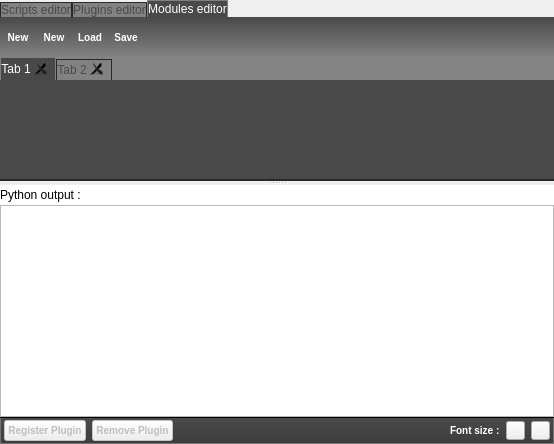
Qt form library/tulip-python/designer/PythonIDE.ui (Tulip-Dev/tulip) before a commit.
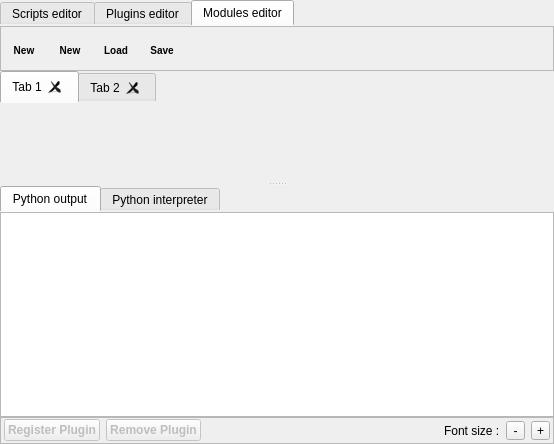
The same form after that commit. The open tabs and pages were chosen to show the change. Icons and pictures are not drawn. Custom widgets are drawn as their Qt base class.

Commit message: Python IDE relooking + move "Python REPL" button from the bottom of the "Workspace" widget as a tab button "Python Interpreter" in the Python IDE + cleanup

What changed in the file:
```diff
--- a/library/tulip-python/designer/PythonIDE.ui
+++ b/library/tulip-python/designer/PythonIDE.ui
@@ -25,56 +25,6 @@
   <property name="autoFillBackground">
    <bool>false</bool>
   </property>
-  <property name="styleSheet">
-   <string notr="true">
-QTabWidget {
-  background-color: #494949;
-}
-
-QTabWidget::pane {
-  background-color: #494949;
-  border: 1px solid #262829;
-  border-left: 0px;
-  border-right: 0px;
-}
-
-QTabBar::tab {
-  border-image:none;
-  border-bottom: 0px;
-  border-top-left-radius: 4px;
-  border-top-right-radius: 4px;
-  min-width: 15ex;
-  padding-bottom: 3px;
-  margin-top: 1px;
-  margin-left: 2px;
-  font: bold;
-  color: black;
-  background: qradialgradient(cx: 0.3, cy: -0.4, fx: 0.3, fy: -0.4, radius: 1.35, stop: 0 #fff, stop: 1 #888);
-  min-width:120px;
-}
-
-QTabBar::tab:!selected {
-  margin-top: 2px;
-  border: 1px solid #262829;
-  border-bottom: 0px;
-  background-color: rgba(130, 130, 130, 255);
-  color: #494949;
-}
-
-QTabBar::tab:hover {
-    background: qradialgradient(cx: 0.3, cy: -0.4, fx: 0.3, fy: -0.4, radius: 1.35, stop: 0 #fff, stop: 1 #bbb);
-}
-
-QTabBar::tab:selected {
-    background-color: #494949;
-    color: white;
-    border: 1px solid gray;
-    border-bottom: 0px;
-}
-
-
-</string>
-  </property>
   <layout class="QVBoxLayout" name="verticalLayout_5">
    <property name="spacing">
     <number>0</number>
@@ -737,13 +687,26 @@
       </widget>
       <widget class="QWidget" name="tab_2">
        <property name="styleSheet">
-        <string notr="true">#tab_2 {
-background-color:#838383;
+        <string notr="true">QTabWidget::pane { /* The tab widget frame */
+    border-top: none;
+    }
+	QToolButton {
+	border-image:none;
+	border-top: 1px;
+	border-bottom: 1px;
+	border-left: 0px;
+	border-right: 0px;
+	font: bold 10px;
+	}
+QToolButton:hover {
+border-width: 1px;
+    border-style: solid;
+    border-color: #A0A0A0;
 }
 
-QTabWidget::pane { /* The tab widget frame */
-    border-top: none;
- }</string>
+QToolButton:pressed {
+background-color: #A0A0A0;
+}</string>
        </property>
        <attribute name="title">
         <string>Modules editor</string>
@@ -769,119 +732,15 @@
           <property name="minimumSize">
            <size>
             <width>0</width>
-            <height>40</height>
+            <height>45</height>
            </size>
           </property>
           <property name="maximumSize">
            <size>
             <width>16777215</width>
-            <height>40</height>
+            <height>45</height>
            </size>
           </property>
-          <property name="styleSheet">
-           <string notr="true">#modulesToolBarWidget {
-	border-top: black;
-	border-bottom: black;
-	border-right: black;
-	border-left: black;
-	background-color: qlineargradient(spread:pad, x1:0, y1:0, x2:0, y2:1, stop:0 rgba(73, 73, 73, 255), stop:1 rgba(130, 130, 130, 255));
-}
-
-QToolButton {
-	border-image:none;
-	border-top: 1px solid rgba(0,0,0,0);
-	border-bottom: 1px solid rgba(0,0,0,0);
-	border-left: 0px solid rgba(0,0,0,0);
-	border-right: 0px solid rgba(0,0,0,0);
-	color: white;
-	font: bold 10px;
-	height:20px;
-    background-color: rgba(0,0,0,0);
-}
-
-QToolButton:hover {
-	border-image:none;
-	background-color: qlineargradient(spread:pad, x1:0, y1:0, x2:1, y2:0, 
-    stop:0 rgba(93, 93, 93, 255), 
-    stop:1 rgba(150, 150, 150, 255));
-	border-top: 1px solid qlineargradient(x1: 0, y1: 0, x2: 1, y2: 0,
-	stop: 0.0 rgba(0,0,0,0),
-	stop: 0.4 rgba(170,170,170,255),
-	stop: 0.5 rgba(170,170,170,255),
-	stop: 1.0 rgba(0,0,0,0));
-	border-bottom: 1px solid qlineargradient(x1: 0, y1: 0, x2: 1, y2: 0,
-	stop: 0.0 rgba(0,0,0,0),
-	stop: 0.4 rgba(170,170,170,255),
-	stop: 0.5 rgba(170,170,170,255),
-	stop: 1.0 rgba(0,0,0,0));
-}
-
-QToolButton:checked, QToolButton:checked:pressed, QToolButton:pressed {
-	border-image:none;
-	color: black;
-    background-color: qlineargradient(spread:pad, x1:0, y1:0, x2:1, y2:0, 
-    stop:0 rgba(198, 198, 198, 255), 
-    stop:1 rgba(255, 255, 255, 255));
-	border-top: 1px solid rgba(70,70,70,255);
-	border-bottom: 1px solid rgba(70,70,70,255);
-}
-
-QPushButton::pressed {
-	border-image:none;
-	background-color: qlineargradient(spread:pad, x1:0, y1:0, x2:1, y2:0, stop:0 rgba(53, 53, 53, 255), stop:1 rgba(120, 120, 120, 255));
-	border-top: 1px solid rgba(70,70,70,255);
-	border-bottom: 1px solid rgba(70,70,70,255);
-}
-
-QToolButton:pressed {
-	border-image:none;
-}
-
-QToolButton {
-	border-image:none;
-	border-top: 1px solid rgba(0,0,0,0);
-	border-bottom: 1px solid rgba(0,0,0,0);
-	border-left: 0px solid rgba(0,0,0,0);
-	border-right: 0px solid rgba(0,0,0,0);
-	color: white;
-	font: bold 10px;
-	height:20px;
-    background-color: rgba(0,0,0,0);
-}
-
-QToolButton:hover {
-	border-image:none;
-	background-color: #595B5D;
-	border-left: 1px solid qlineargradient(x1: 0, y1: 0, x2: 0, y2: 1,
-	stop: 0.0 rgba(0,0,0,0),
-	stop: 0.4 rgba(170,170,170,255),
-	stop: 0.5 rgba(170,170,170,255),
-	stop: 1.0 rgba(0,0,0,0));
-	border-right: 1px solid qlineargradient(x1: 0, y1: 0, x2: 0, y2: 1,
-	stop: 0.0 rgba(0,0,0,0),
-	stop: 0.4 rgba(170,170,170,255),
-	stop: 0.5 rgba(170,170,170,255),
-	stop: 1.0 rgba(0,0,0,0));
-}
-
-QToolButton:checked, QToolButton:checked:pressed, QToolButton:pressed {
-	border-image:none;
-    background-color: #262829;
-	border-left: 1px solid rgba(70,70,70,255);
-	border-right: 1px solid rgba(70,70,70,255);
-}
-
-QPushButton::pressed {
-	border-image:none;
-	background-color: qlineargradient(spread:pad, x1:0, y1:0, x2:1, y2:0, stop:0 rgba(53, 53, 53, 255), stop:1 rgba(120, 120, 120, 255));
-	border-top: 1px solid rgba(70,70,70,255);
-	border-bottom: 1px solid rgba(70,70,70,255);
-}
-
-QToolButton:pressed {
-	border-image:none;
-}</string>
-          </property>
           <property name="frameShape">
            <enum>QFrame::StyledPanel</enum>
           </property>
@@ -908,14 +767,14 @@
             <widget class="QToolButton" name="newStringModuleButton">
              <property name="minimumSize">
               <size>
-               <width>30</width>
-               <height>30</height>
+               <width>40</width>
+               <height>40</height>
               </size>
              </property>
              <property name="maximumSize">
               <size>
-               <width>30</width>
-               <height>30</height>
+               <width>40</width>
+               <height>40</height>
               </size>
              </property>
              <property name="toolTip">
@@ -930,8 +789,8 @@
              </property>
              <property name="iconSize">
               <size>
-               <width>13</width>
-               <height>13</height>
+               <width>20</width>
+               <height>20</height>
               </size>
              </property>
              <property name="toolButtonStyle">
@@ -943,14 +802,14 @@
             <widget class="QToolButton" name="newModuleButton">
              <property name="minimumSize">
               <size>
-               <width>30</width>
-               <height>30</height>
+               <width>40</width>
+               <height>40</height>
               </size>
              </property>
              <property name="maximumSize">
               <size>
-               <width>30</width>
-               <height>30</height>
+               <width>40</width>
+               <height>40</height>
               </size>
              </property>
              <property name="toolTip">
@@ -965,8 +824,8 @@
              </property>
              <property name="iconSize">
               <size>
-               <width>13</width>
-               <height>13</height>
+               <width>20</width>
+               <height>20</height>
               </size>
              </property>
              <property name="toolButtonStyle">
@@ -978,14 +837,14 @@
             <widget class="QToolButton" name="loadModuleButton">
              <property name="minimumSize">
               <size>
-               <width>30</width>
-               <height>30</height>
+               <width>40</width>
+               <height>40</height>
               </size>
              </property>
              <property name="maximumSize">
               <size>
-               <width>30</width>
-               <height>30</height>
+               <width>40</width>
+               <height>40</height>
               </size>
              </property>
              <property name="toolTip">
@@ -1000,8 +859,8 @@
              </property>
              <property name="iconSize">
               <size>
-               <width>13</width>
-               <height>13</height>
+               <width>20</width>
+               <height>20</height>
               </size>
              </property>
              <property name="toolButtonStyle">
@@ -1013,14 +872,14 @@
             <widget class="QToolButton" name="saveModuleButton">
              <property name="minimumSize">
               <size>
-               <width>30</width>
-               <height>30</height>
+               <width>40</width>
+               <height>40</height>
               </size>
              </property>
              <property name="maximumSize">
               <size>
-               <width>30</width>
-               <height>30</height>
+               <width>40</width>
+               <height>40</height>
               </size>
              </property>
              <property name="toolTip">
@@ -1035,8 +894,8 @@
              </property>
              <property name="iconSize">
               <size>
-               <width>13</width>
-               <height>13</height>
+               <width>20</width>
+               <height>20</height>
               </size>
              </property>
              <property name="toolButtonStyle">
@@ -1071,9 +930,6 @@
           <property name="styleSheet">
            <string notr="true">QTabBar::tab {
 font:normal;
-}
-#modulesTabWidget {
-background-color:#838383;
 }</string>
           </property>
           <property name="currentIndex">
@@ -1105,43 +961,57 @@
        <property name="spacing">
         <number>0</number>
        </property>
+       <property name="margin">
+        <number>0</number>
+       </property>
        <item>
-        <widget class="QLabel" name="label">
-         <property name="maximumSize">
-          <size>
-           <width>16777215</width>
-           <height>20</height>
-          </size>
+        <widget class="QTabWidget" name="consoleTab">
+         <property name="currentIndex">
+          <number>0</number>
          </property>
-         <property name="styleSheet">
-          <string notr="true">background-color:white;
-</string>
-         </property>
-         <property name="lineWidth">
-          <number>1</number>
-         </property>
-         <property name="text">
-          <string>Python output :</string>
-         </property>
-        </widget>
-       </item>
-       <item>
-        <widget class="QTextBrowser" name="consoleWidget">
-         <property name="sizePolicy">
-          <sizepolicy hsizetype="Expanding" vsizetype="Minimum">
-           <horstretch>0</horstretch>
-           <verstretch>0</verstretch>
-          </sizepolicy>
-         </property>
-         <property name="minimumSize">
-          <size>
-           <width>0</width>
-           <height>50</height>
-          </size>
-         </property>
-         <property name="openLinks">
-          <bool>false</bool>
-         </property>
+          <property name="styleSheet">
+           <string notr="true">QTabWidget::pane { /* The tab widget frame */
+    border-top: none;
+ }</string>
+          </property>
+         <widget class="QWidget" name="outputTab">
+          <attribute name="title">
+           <string>Python output</string>
+          </attribute>
+	  <layout class="QVBoxLayout" name="vlayout_output">
+	    <property name="spacing">
+              <number>0</number>
+	    </property>
+	    <property name="margin">
+              <number>0</number>
+	    </property>
+	    <item>
+              <widget class="QTextBrowser" name="consoleWidget">
+		<property name="sizePolicy">
+		  <sizepolicy hsizetype="Expanding" vsizetype="Minimum">
+		    <horstretch>0</horstretch>
+		    <verstretch>0</verstretch>
+		  </sizepolicy>
+		</property>
+		<property name="minimumSize">
+		  <size>
+		    <width>0</width>
+		    <height>50</height>
+		  </size>
+		</property>
+		<property name="openLinks">
+		  <bool>false</bool>
+		</property>
+              </widget>
+	    </item>
+	  </layout>
+         </widget>
+         <widget class="QWidget" name="interpreterTab">
+          <attribute name="title">
+           <string>Python interpreter</string>
+          </attribute>
+          <zorder>consoleWidget</zorder>
+         </widget>
         </widget>
        </item>
       </layout>
@@ -1464,24 +1334,6 @@
            <height>27</height>
           </size>
          </property>
-         <property name="styleSheet">
-          <string notr="true">QFrame#frame_2 {
-  border-top: 1px solid black;  
-  border-bottom: 1px solid rgba(117,117,117,255); 
-  border-right: 1px solid rgba(117,117,117,255); 
-  border-left: 1px solid rgba(117,117,117,255); 
-  background-color: qlineargradient(spread:pad, x1:0, y1:0, x2:, y2:1, stop:0 rgb(75,75,75),stop:1 rgb(60, 60, 60));
-}
-
-QLabel {
-	color: white;
-	font:bold;
-}
-
-QToolButton {
-	color: white;
-}</string>
-         </property>
          <property name="frameShape">
           <enum>QFrame::StyledPanel</enum>
          </property>
@@ -1507,8 +1359,7 @@
              <bool>false</bool>
             </property>
             <property name="styleSheet">
-             <string notr="true">font: bold;
-font-size: 10px;</string>
+             <string notr="true">font: bold;</string>
             </property>
             <property name="text">
              <string>Register Plugin</string>
@@ -1521,8 +1372,7 @@
              <bool>false</bool>
             </property>
             <property name="styleSheet">
-             <string notr="true">font: bold;
-font-size: 10px;</string>
+             <string notr="true">font: bold;</string>
             </property>
             <property name="text">
              <string>Remove Plugin</string>
@@ -1544,17 +1394,6 @@
           </item>
           <item>
            <widget class="QLabel" name="label_3">
-            <property name="font">
-             <font>
-              <pointsize>-1</pointsize>
-              <weight>75</weight>
-              <italic>false</italic>
-              <bold>true</bold>
-             </font>
-            </property>
-            <property name="styleSheet">
-             <string notr="true">font-size: 10px;</string>
-            </property>
             <property name="text">
              <string>Font size :</string>
             </property>
@@ -1572,17 +1411,7 @@
              <bool>false</bool>
             </property>
             <property name="text">
-             <string>...</string>
-            </property>
-            <property name="icon">
-             <iconset resource="../resources/TulipPython.qrc">
-              <normaloff>:/tulip/python/icons/round_minus.png</normaloff>:/tulip/python/icons/round_minus.png</iconset>
-            </property>
-            <property name="iconSize">
-             <size>
-              <width>14</width>
-              <height>14</height>
-             </size>
+             <string> - </string>
             </property>
             <property name="autoRaise">
              <bool>false</bool>
@@ -1598,17 +1427,7 @@
              </size>
             </property>
             <property name="text">
-             <string>...</string>
-            </property>
-            <property name="icon">
-             <iconset resource="../resources/TulipPython.qrc">
-              <normaloff>:/tulip/python/icons/round_plus.png</normaloff>:/tulip/python/icons/round_plus.png</iconset>
-            </property>
-            <property name="iconSize">
-             <size>
-              <width>14</width>
-              <height>14</height>
-             </size>
+             <string> + </string>
             </property>
            </widget>
           </item>
```
Left out of the diff: 577 changed lines with no effect on the pictures. The commit also changes 37 other files.
